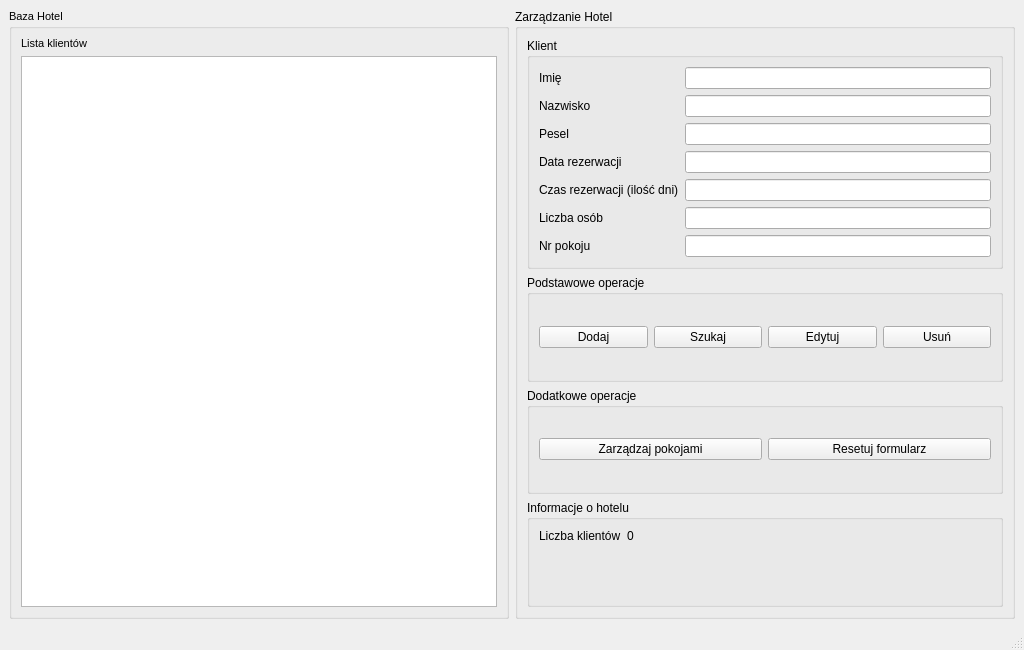
mxzablocki/hotel, file HotelOrganizer2/adminwindow.ui: the form before one commit.
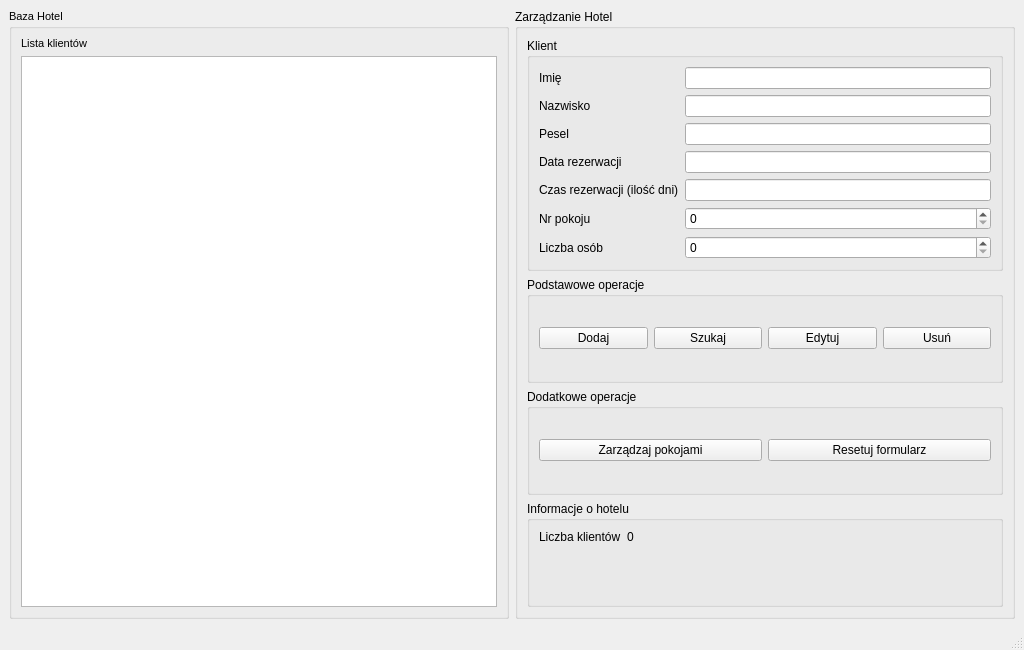
The form after the commit. Icons and pictures are not drawn.

Commit message: Zmieniono typ inputa tak aby przejmował tylko wartości int

Patch:
```diff
--- a/HotelOrganizer2/adminwindow.ui
+++ b/HotelOrganizer2/adminwindow.ui
@@ -115,25 +115,25 @@
           <item row="4" column="1">
            <widget class="QLineEdit" name="lineEditClientDays"/>
           </item>
-          <item row="5" column="0">
-           <widget class="QLabel" name="labelClientPeople">
-            <property name="text">
-             <string>Liczba osób</string>
-            </property>
-           </widget>
-          </item>
           <item row="5" column="1">
-           <widget class="QLineEdit" name="lineEditClientPeople"/>
+           <widget class="QSpinBox" name="spinBoxClientRoomNumber"/>
           </item>
-          <item row="6" column="0">
+          <item row="5" column="0">
            <widget class="QLabel" name="labelClientRoom">
             <property name="text">
              <string>Nr pokoju</string>
             </property>
            </widget>
           </item>
+          <item row="6" column="0">
+           <widget class="QLabel" name="labelClientPeople">
+            <property name="text">
+             <string>Liczba osób</string>
+            </property>
+           </widget>
+          </item>
           <item row="6" column="1">
-           <widget class="QLineEdit" name="lineEditClientRoom"/>
+           <widget class="QSpinBox" name="spinBoxClientPeople"/>
           </item>
          </layout>
         </widget>
```
Left out of the diff: 40 changed lines with no effect on the pictures.
